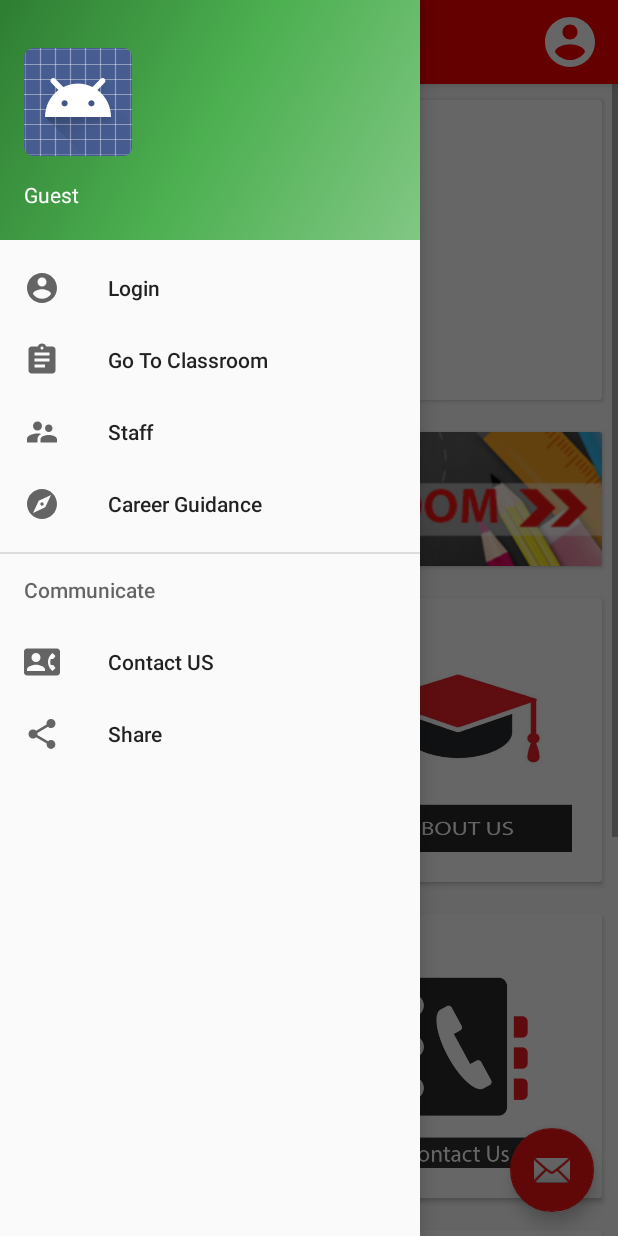
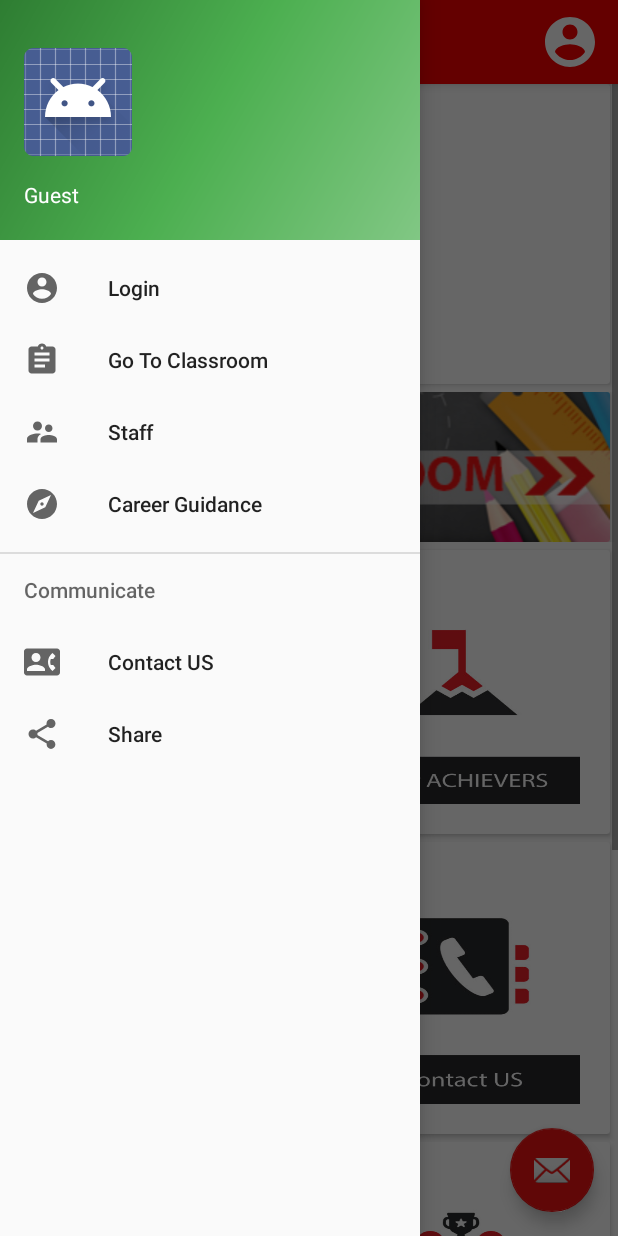
Before and after one commit to Akshay1213/YDAcademy, an Android app: the screen it shows after launch (MainActivity), with the side drawer open, on a phone screen of 412 x 824 dp. Run offline under Robolectric (Android 15) with nearby library versions, the phone set to English and light mode, and no system bars; our stand-ins replace ButterKnife; plain views replace SliderLayout; 3 statements that could not run were skipped.

Commit message:
main page updated

```diff
--- /dev/null
+++ b/app/src/main/res/drawable/border.xml
@@ -0,0 +1,17 @@
+<?xml version="1.0" encoding="utf-8"?>
+<layer-list xmlns:android="http://schemas.android.com/apk/res/android">
+    <item>
+        <shape android:shape="rectangle">
+            <solid android:color="@color/primary_text" />
+
+        </shape>
+    </item>
+    <item
+        android:bottom="5dp"
+        android:left="5dp"
+        android:right="5dp">
+        <shape android:shape="rectangle">
+            <solid android:color="#fff" />
+        </shape>
+    </item>
+</layer-list>
--- a/app/src/main/res/layout/content_main.xml
+++ b/app/src/main/res/layout/content_main.xml
@@ -18,12 +18,11 @@
             android:layout_height="match_parent"
             android:orientation="vertical">
 
-
             <LinearLayout
                 android:id="@+id/LinearLayout_1"
                 android:layout_width="match_parent"
                 android:layout_height="wrap_content"
-                android:layout_margin="5dp"
+
                 android:layout_marginTop="0dp"
                 android:orientation="horizontal">
 
@@ -32,7 +31,9 @@
                     android:layout_width="match_parent"
                     android:layout_height="200dp"
                     android:layout_alignParentStart="true"
-                    android:layout_margin="5dp"
+                    android:layout_marginBottom="5dp"
+                    android:layout_marginLeft="5dp"
+                    android:layout_marginRight="5dp"
                     android:background="?android:selectableItemBackground"
                     android:clickable="true"
                     android:clipChildren="false"
@@ -57,7 +58,7 @@
                 android:id="@+id/LinearLayout_31"
                 android:layout_width="match_parent"
                 android:layout_height="100dp"
-                android:layout_margin="5dp"
+
 
                 android:orientation="horizontal">
 
@@ -65,7 +66,9 @@
                     android:id="@+id/sliderlayout41"
                     android:layout_width="match_parent"
                     android:layout_height="match_parent"
-                    android:layout_margin="5dp"
+                    android:layout_marginLeft="5dp"
+
+                    android:layout_marginRight="5dp"
                     android:background="?android:selectableItemBackground"
                     android:clickable="true"
                     android:clipChildren="false"
@@ -80,7 +83,7 @@
                         android:layout_width="match_parent"
                         android:layout_height="match_parent"
                         android:cropToPadding="true"
-                        android:scaleType="centerCrop"
+                        android:scaleType="fitXY"
                         android:src="@drawable/myclassroom" />
                 </android.support.v7.widget.CardView>
 
@@ -90,8 +93,6 @@
                 android:id="@+id/LinearLayout_3"
                 android:layout_width="match_parent"
                 android:layout_height="200dp"
-                android:layout_margin="5dp"
-                android:layout_marginTop="-5dp"
                 android:layout_weight="2"
                 android:orientation="horizontal">
 
@@ -134,7 +135,9 @@
                     android:layout_width="0dp"
                     android:layout_height="match_parent"
                     android:layout_alignParentStart="true"
-                    android:layout_margin="5dp"
+                    android:layout_marginBottom="5dp"
+                    android:layout_marginRight="5dp"
+                    android:layout_marginTop="5dp"
                     android:layout_weight="1"
                     android:background="?android:selectableItemBackground"
                     android:clickable="true"
@@ -162,7 +165,7 @@
                             android:layout_gravity="center"
                             android:layout_marginTop="0dp"
 
-                            android:background="@drawable/aboutus2"
+                            android:background="@drawable/achievers"
 
                             android:textColor="@color/white"
                             android:textSize="15dp" />
@@ -175,7 +178,7 @@
                 android:id="@+id/LinearLayout_6"
                 android:layout_width="match_parent"
                 android:layout_height="200dp"
-                android:layout_margin="5dp"
+
                 android:layout_weight="2"
 
                 android:orientation="horizontal">
@@ -185,7 +188,9 @@
                     android:layout_width="0dp"
                     android:layout_height="match_parent"
                     android:layout_alignParentStart="true"
-                    android:layout_margin="5dp"
+                    android:layout_marginBottom="5dp"
+                    android:layout_marginLeft="5dp"
+                    android:layout_marginRight="5dp"
                     android:layout_weight="1"
                     android:background="?android:selectableItemBackground"
                     android:clickable="true"
@@ -219,7 +224,9 @@
                     android:layout_width="0dp"
                     android:layout_height="match_parent"
                     android:layout_alignParentStart="true"
-                    android:layout_margin="5dp"
+                    android:layout_marginBottom="5dp"
+
+                    android:layout_marginRight="5dp"
                     android:layout_weight="1"
                     android:background="?android:selectableItemBackground"
                     android:clickable="true"
@@ -241,7 +248,7 @@
                         android:layout_gravity="center"
                         android:layout_marginTop="0dp"
                         android:layout_weight="1"
-                        android:background="@drawable/contact_us"
+                        android:background="@drawable/contact"
 
                         android:textColor="@color/white"
                         android:textSize="15dp" />
@@ -254,7 +261,7 @@
                 android:id="@+id/LinearLayout_2"
                 android:layout_width="match_parent"
                 android:layout_height="200dp"
-                android:layout_margin="5dp"
+
                 android:layout_weight="2"
 
                 android:orientation="horizontal">
@@ -264,7 +271,9 @@
                     android:layout_width="0dp"
                     android:layout_height="match_parent"
                     android:layout_alignParentStart="true"
-                    android:layout_margin="5dp"
+                    android:layout_marginBottom="5dp"
+                    android:layout_marginLeft="5dp"
+                    android:layout_marginRight="5dp"
                     android:layout_weight="1"
                     android:background="?android:selectableItemBackground"
                     android:clickable="true"
@@ -301,7 +310,9 @@
                     android:layout_width="0dp"
                     android:layout_height="match_parent"
                     android:layout_alignParentStart="true"
-                    android:layout_margin="5dp"
+                    android:layout_marginBottom="5dp"
+
+                    android:layout_marginRight="5dp"
                     android:layout_weight="1"
                     android:background="?android:selectableItemBackground"
                     android:clickable="true"
@@ -329,8 +340,7 @@
                             android:layout_gravity="center"
                             android:layout_marginTop="0dp"
                             android:layout_weight="1"
-                            android:background="@drawable/success_stories"
-
+                            android:background="@drawable/success"
                             android:textColor="@color/white"
                             android:textSize="15dp" />
                     </LinearLayout>
@@ -360,8 +370,8 @@
             <LinearLayout
                 android:id="@+id/LinearLayout3"
                 android:layout_width="match_parent"
-                android:layout_height="200dp"
-                android:layout_margin="5dp"
+                android:layout_height="250dp"
+
                 android:layout_weight="2"
                 android:orientation="horizontal">
 
@@ -370,7 +380,8 @@
                     android:layout_width="0dp"
                     android:layout_height="match_parent"
                     android:layout_alignParentStart="true"
-                    android:layout_margin="5dp"
+                    android:layout_marginLeft="5dp"
+                    android:layout_marginRight="5dp"
                     android:layout_weight="1"
                     android:background="?android:selectableItemBackground"
                     android:clickable="true"
@@ -384,29 +395,37 @@
                     <LinearLayout
                         android:layout_width="match_parent"
                         android:layout_height="match_parent"
+                        android:background="@drawable/border"
                         android:orientation="vertical"
+
                         android:weightSum="2">
-
-                        <TextView
-                            android:id="@+id/imageDirectorDesk"
-                            android:layout_width="match_parent"
-                            android:layout_height="0dp"
-                            android:layout_marginLeft="20dp"
-                            android:layout_marginRight="20dp"
-                            android:layout_weight="1.6"
-                            android:text="@string/director" />
-
                         <android.support.v7.widget.AppCompatButton
                             android:id="@+id/btn_director"
                             android:layout_width="match_parent"
-                            android:layout_height="0dp"
+                            android:layout_height="wrap_content"
                             android:layout_gravity="center"
+                            android:layout_marginBottom="5dp"
                             android:layout_marginTop="0dp"
                             android:layout_weight="0.4"
                             android:background="@color/primary_text"
                             android:text="From Director's Desk"
                             android:textColor="@color/white"
                             android:textSize="15dp" />
+
+                        <android.support.v4.widget.NestedScrollView
+                            android:layout_width="match_parent"
+                            android:layout_height="wrap_content">
+
+                            <TextView
+                                android:id="@+id/imageDirectorDesk"
+                                android:layout_width="match_parent"
+                                android:layout_height="0dp"
+                                android:layout_marginLeft="20dp"
+                                android:layout_marginRight="20dp"
+                                android:layout_weight="1.6"
+                                android:text="@string/director" />
+                        </android.support.v4.widget.NestedScrollView>
+
                     </LinearLayout>
                 </android.support.v7.widget.CardView>
             </LinearLayout>
```
Also changed, not shown: app/src/main/res/drawable-v21/career.png (deleted), app/src/main/res/drawable-v21/staff.jpg (added), app/src/main/res/drawable-v21/staff.png (deleted), app/src/main/res/drawable/achievers.jpg (added), app/src/main/res/drawable/career.jpg (added), app/src/main/res/drawable/contact.jpg (added), app/src/main/res/drawable/staff.jpg (added), app/src/main/res/drawable/success.jpg (added).
